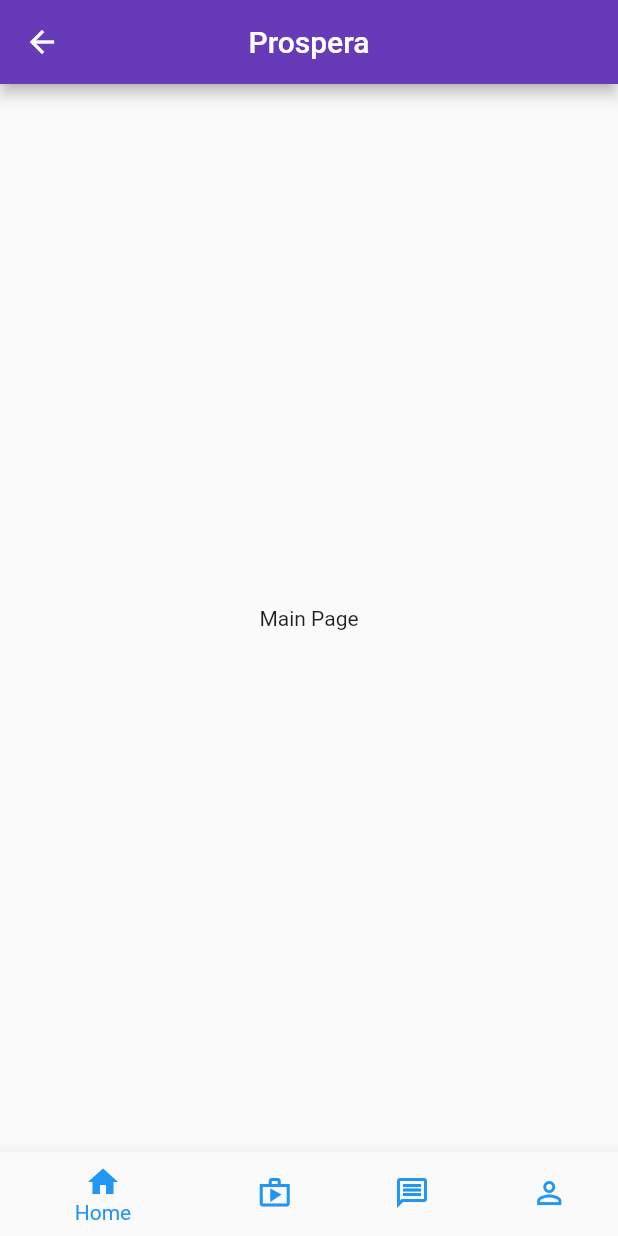
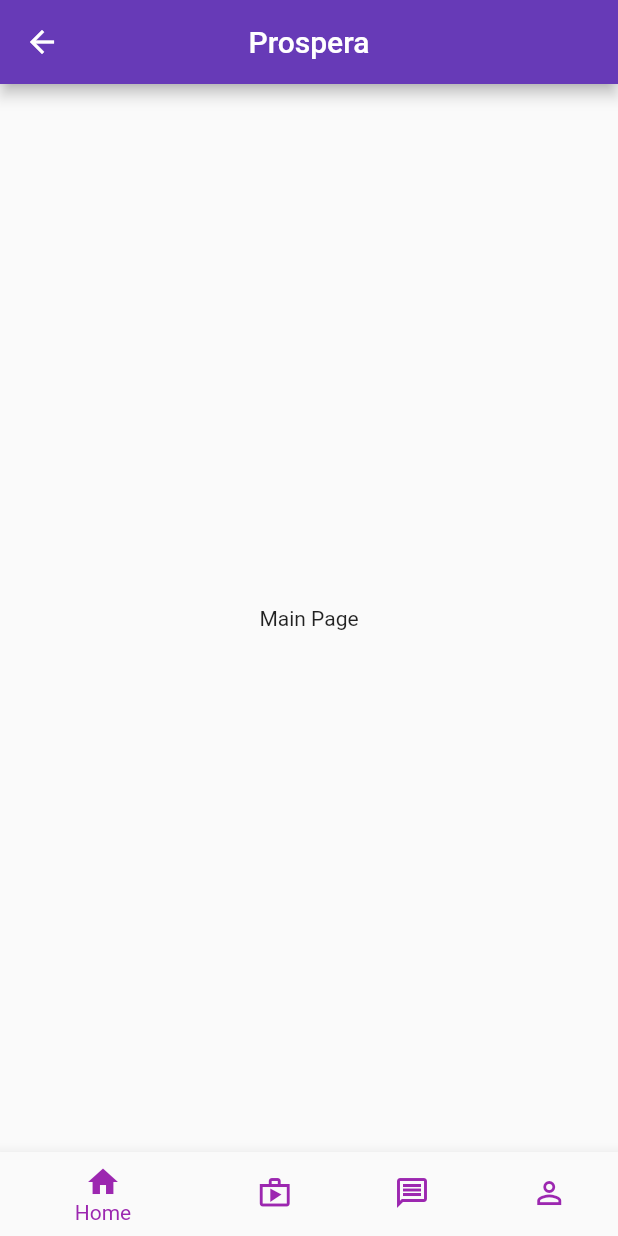
Before and after one commit to MuhammadFahru/tubes-promvis, a Flutter app: the HomePage screen opened by its route, on a phone screen of 412 x 824 dp. Run offline on Flutter 3.47's test engine with Material 2 defaults, Android fonts, the phone set to English and light mode, and no system bars; our stand-ins replace equatable, flutter_bloc.

Commit message:
“peminjamUp”

```diff
--- a/flutter-peminjam/lib/home.dart
+++ b/flutter-peminjam/lib/home.dart
@@ -32,31 +32,31 @@ class _HomePageState extends State<HomePage> {
       bottomNavigationBar: BottomNavigationBar(
         items: <BottomNavigationBarItem>[
           BottomNavigationBarItem(
-            icon: Icon(Icons.home_outlined, color: Colors.blue),
-            activeIcon: Icon(Icons.home, color: Colors.blue),
+            icon: Icon(Icons.home_outlined, color: Colors.purple),
+            activeIcon: Icon(Icons.home, color: Colors.purple),
             label: 'Home',
           ),
           BottomNavigationBarItem(
             icon: Icon(
               Icons.shop_outlined,
-              color: Colors.blue,
+              color: Colors.purple,
             ),
-            activeIcon: Icon(Icons.shop, color: Colors.blue),
+            activeIcon: Icon(Icons.shop, color: Colors.purple),
             label: 'Business',
           ),
           BottomNavigationBarItem(
-            icon: Icon(Icons.message_outlined, color: Colors.blue),
-            activeIcon: Icon(Icons.message, color: Colors.blue),
+            icon: Icon(Icons.message_outlined, color: Colors.purple),
+            activeIcon: Icon(Icons.message, color: Colors.purple),
             label: 'Settings',
           ),
           BottomNavigationBarItem(
-            icon: Icon(Icons.person_outline, color: Colors.blue),
-            activeIcon: Icon(Icons.person, color: Colors.blue),
+            icon: Icon(Icons.person_outline, color: Colors.purple),
+            activeIcon: Icon(Icons.person, color: Colors.purple),
             label: 'Profile',
           ),
         ],
         currentIndex: _selectedIndex,
-        selectedItemColor: Colors.blue,
+        selectedItemColor: Colors.purple,
         onTap: _onItemTapped,
       ),
     );
```
Also changed, not shown: flutter-peminjam/assets/image/Twice.png (deleted), flutter-peminjam/assets/image/momo.jpg (deleted).
